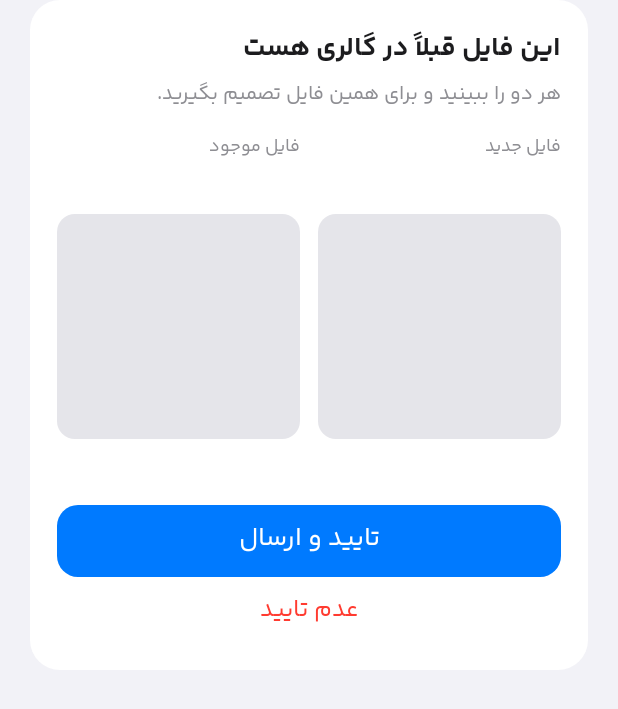
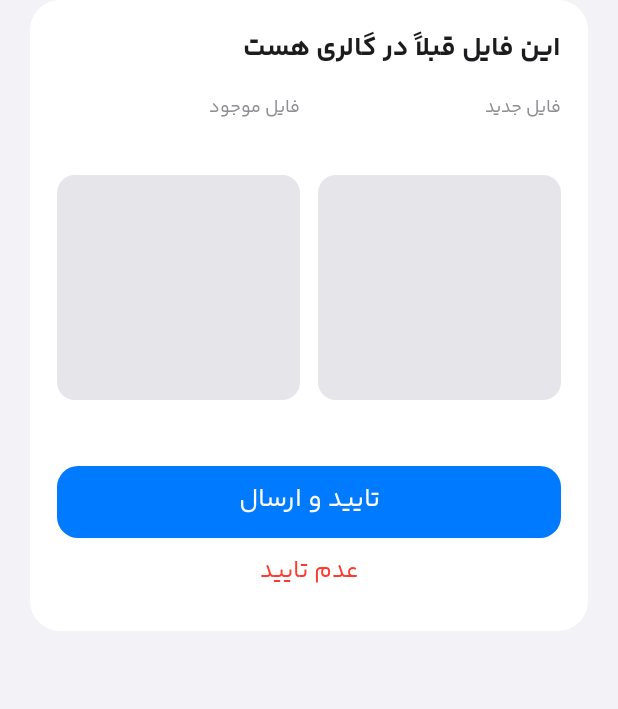
Before and after one commit to ahmadmnajafi/nova-upload-android, an Android app: the layout dialog_dup.xml on its own in the app's theme, with its tools: preview values and no code run, on a phone screen of 412 x 824 dp. Shown: the top 709 px of the screen. Run offline under Robolectric (Android 15) with nearby library versions, the phone set to English and light mode, and no system bars.

```diff
--- a/app/build.gradle.kts
+++ b/app/build.gradle.kts
@@ -14,8 +14,8 @@ android {
         applicationId = "com.nova.upload"
         minSdk = 24
         targetSdk = 34
-        versionCode = 8
-        versionName = "0.3.4"
+        versionCode = 9
+        versionName = "0.3.5"
         buildConfigField("String", "API_BASE", "\"https://g.novatouch.ir/wp-admin/admin-ajax.php\"")
     }
 
--- a/app/src/main/res/layout/dialog_dup.xml
+++ b/app/src/main/res/layout/dialog_dup.xml
@@ -18,15 +18,6 @@
         android:textColor="@color/nova_text"
         android:textSize="18sp"
         android:textStyle="bold" />
-
-    <TextView
-        android:layout_width="match_parent"
-        android:layout_height="wrap_content"
-        android:layout_marginTop="4dp"
-        android:fontFamily="@font/yekanbakh"
-        android:text="@string/dup_hint"
-        android:textColor="@color/nova_muted"
-        android:textSize="13sp" />
 
     <LinearLayout
         android:layout_width="match_parent"
@@ -92,7 +83,9 @@
                 android:ellipsize="end"
                 android:fontFamily="@font/yekanbakh"
                 android:maxLines="2"
+                android:textAlignment="viewStart"
                 android:textColor="@color/nova_text"
+                android:textDirection="ltr"
                 android:textSize="13sp" />
         </LinearLayout>
 
@@ -154,7 +147,9 @@
                 android:ellipsize="end"
                 android:fontFamily="@font/yekanbakh"
                 android:maxLines="2"
+                android:textAlignment="viewStart"
                 android:textColor="@color/nova_text"
+                android:textDirection="ltr"
                 android:textSize="13sp" />
         </LinearLayout>
     </LinearLayout>
--- a/app/src/main/res/values/strings.xml
+++ b/app/src/main/res/values/strings.xml
@@ -29,8 +29,8 @@
     <string name="login_password">ورود</string>
     <string name="share_ready">فایل‌های اشتراک‌گذاری‌شده آماده‌اند. دسته را انتخاب کنید.</string>
     <string name="no_cats">هنوز دسته‌بندی ندارید. اول در پنل وب یک دسته بسازید.</string>
+    <string name="share_pick_category">فایل آمده است. اول دسته‌بندی را انتخاب کنید.</string>
     <string name="dup_title">این فایل قبلاً در گالری هست</string>
-    <string name="dup_hint">هر دو را ببینید و برای همین فایل تصمیم بگیرید.</string>
     <string name="dup_new">فایل جدید</string>
     <string name="dup_old">فایل موجود</string>
     <string name="dup_accept">تایید و ارسال</string>
```
Also changed, not shown: app/src/main/java/com/nova/upload/MainActivity.kt (+72 -10 lines).
